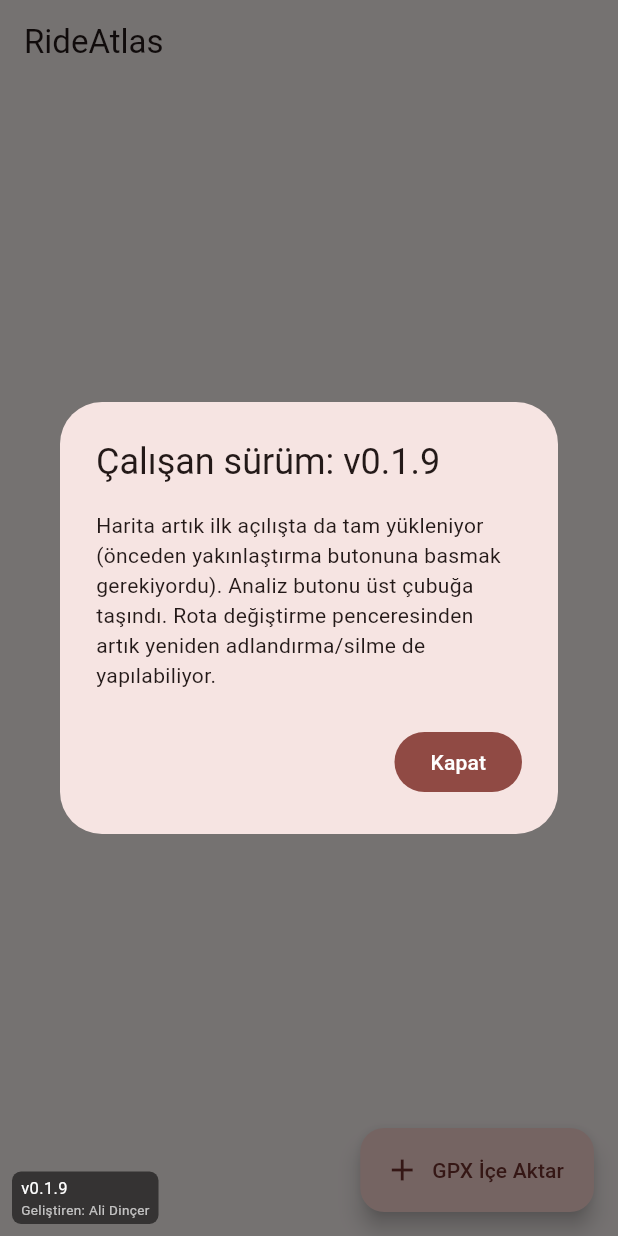
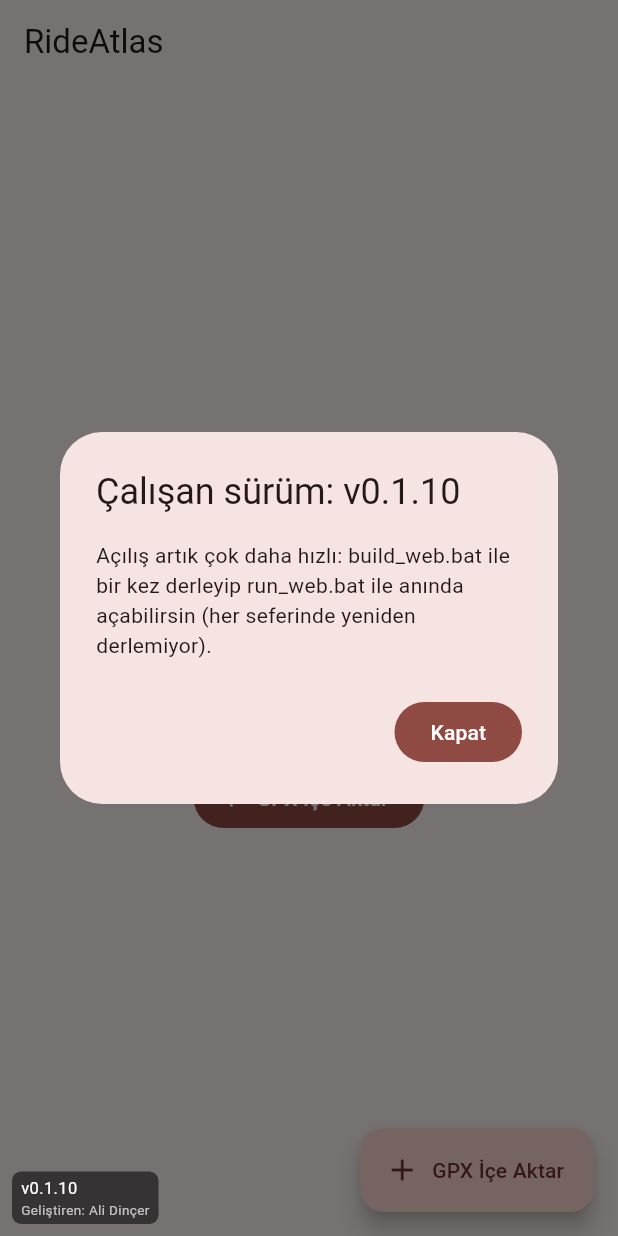
Before and after one commit to alid67-git/RideAtlas, a Flutter app: the screen it shows after launch, on a phone screen of 412 x 824 dp. Run offline on Flutter 3.47's test engine with Material 3 defaults, Android fonts, the phone set to English and light mode, and no system bars; our stand-ins replace file_picker, fl_chart, flutter_map, hive, hive_flutter, latlong2 and 1 more; missing offline and left inert: gpx; accounts and stored records are empty.

Commit message:
Split into build_web.bat + run_web.bat for near-instant startup
flutter run -d chrome recompiles the whole app from scratch every
single launch, which is slow. Split the workflow in two:
- build_web.bat: flutter build web --release, run once per code
  update (after a git pull).
- run_web.bat: serves the already-built build/web via dhttpd (a tiny
  Dart static file server), which starts almost instantly since no
  compilation happens at launch time.

```diff
--- a/lib/build_info.dart
+++ b/lib/build_info.dart
@@ -1,9 +1,8 @@
 /// Bumped by hand on every push so the running build can be eyeballed on
 /// screen (Chrome tabs / dev servers can otherwise silently serve stale JS).
-const String kAppBuildLabel = 'v0.1.9';
+const String kAppBuildLabel = 'v0.1.10';
 
 /// Shown once, in a dialog, the first time this build label is seen.
 const String kAppBuildNote =
-    'Harita artık ilk açılışta da tam yükleniyor (önceden yakınlaştırma '
-    'butonuna basmak gerekiyordu). Analiz butonu üst çubuğa taşındı. Rota '
-    'değiştirme penceresinden artık yeniden adlandırma/silme de yapılabiliyor.';
+    'Açılış artık çok daha hızlı: build_web.bat ile bir kez derleyip '
+    'run_web.bat ile anında açabilirsin (her seferinde yeniden derlemiyor).';
```
Also changed, not shown: 2 other files.
